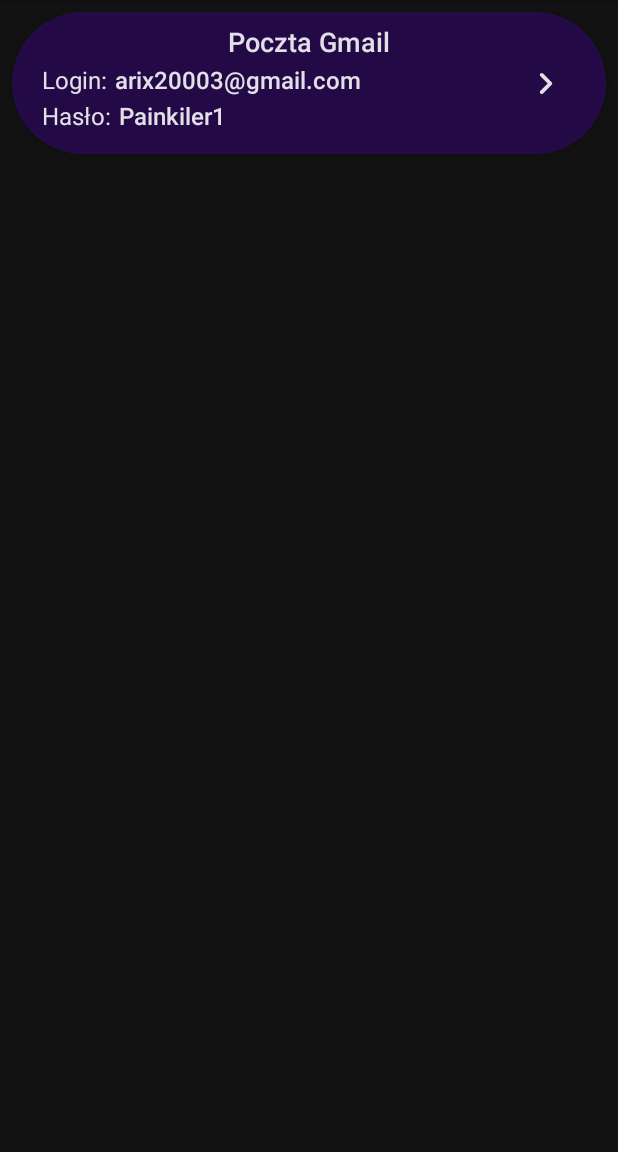
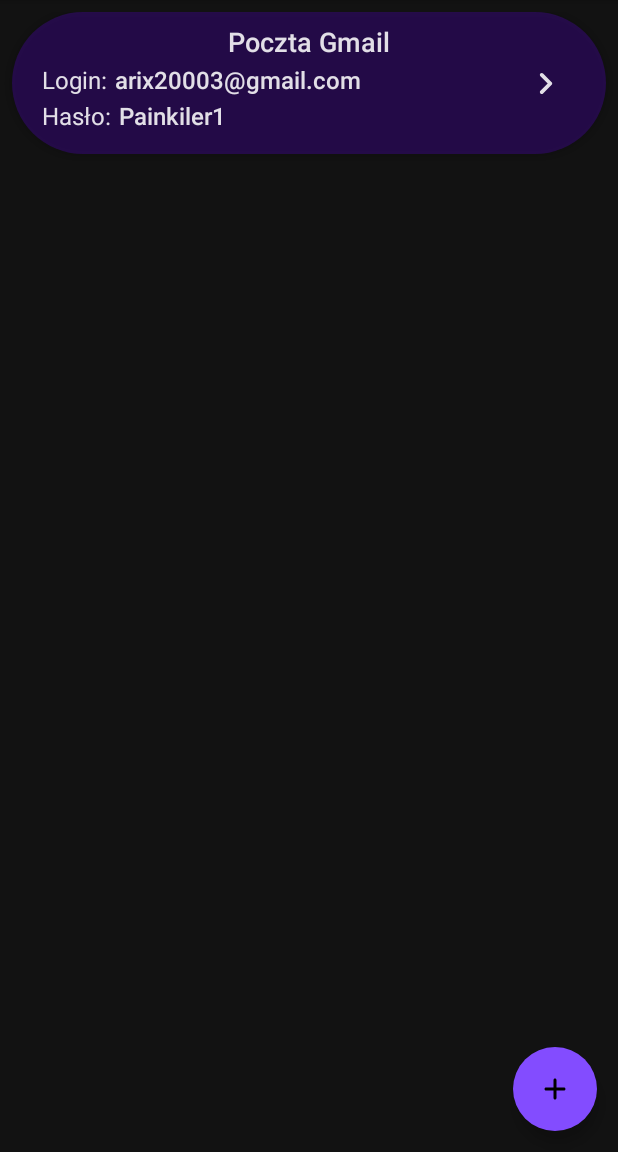
Before and after one commit to arix2000/PasswordSaver, an Android app built with Jetpack Compose: the passwordList screen opened through its navigation route, on a phone screen of 412 x 824 dp, the part 84-1236 px from its top. Run offline under Robolectric (Android 15) with nearby library versions, the phone set to English and light mode, and no system bars; our stand-ins replace Room's generated code, livedata-compose.

Commit message:
add floating add button

```diff
--- /dev/null
+++ b/app/src/main/java/com/password/saver/features/passwordlist/ui/composables/AddFloatingButton.kt
@@ -0,0 +1,25 @@
+package com.password.saver.features.passwordlist.ui.composables
+
+import androidx.compose.foundation.Image
+import androidx.compose.foundation.layout.padding
+import androidx.compose.material.FloatingActionButton
+import androidx.compose.material.icons.Icons
+import androidx.compose.material.icons.rounded.Add
+import androidx.compose.runtime.Composable
+import androidx.compose.ui.Modifier
+import androidx.compose.ui.unit.dp
+import com.password.saver.ui.theme.ColorPrimary
+
+@Composable
+fun AddFloatingButton(
+    modifier: Modifier = Modifier,
+    onClick: () -> Unit
+) {
+    FloatingActionButton(
+        onClick = onClick,
+        backgroundColor = ColorPrimary,
+        modifier = modifier.padding(14.dp)
+    ) {
+        Image(imageVector = Icons.Rounded.Add, contentDescription = "addButton")
+    }
+}
--- a/app/src/main/java/com/password/saver/features/passwordlist/ui/screens/PasswordList.kt
+++ b/app/src/main/java/com/password/saver/features/passwordlist/ui/screens/PasswordList.kt
@@ -3,17 +3,21 @@
 import androidx.compose.foundation.layout.*
 import androidx.compose.foundation.lazy.LazyColumn
 import androidx.compose.foundation.lazy.items
+import androidx.compose.material.FloatingActionButton
 import androidx.compose.material.Surface
 import androidx.compose.runtime.Composable
+import androidx.compose.ui.Alignment
 import androidx.compose.ui.Modifier
 import androidx.compose.ui.unit.dp
 import androidx.navigation.NavController
 import com.password.saver.MyPasswordsActivity.Companion.ROUTE_PASSWORD_DETAILS
 import com.password.saver.features.passwordlist.ui.ListItemPassword
+import com.password.saver.features.passwordlist.ui.composables.AddFloatingButton
 import com.password.saver.models.Password
 
 @Composable
 fun PasswordList(passwords: List<Password>, navController: NavController) {
+    Box {
         Surface(modifier = Modifier.fillMaxSize()) {
             LazyColumn(
                 verticalArrangement = Arrangement.spacedBy(6.dp),
@@ -35,6 +39,10 @@
                 }
             }
         }
+        AddFloatingButton(modifier = Modifier.align(Alignment.BottomEnd)) {
+
+        }
+    }
 }
 
 fun openDetails(navController: NavController, password: Password) {
```
Lines whose indentation alone changed are shown as unchanged.
